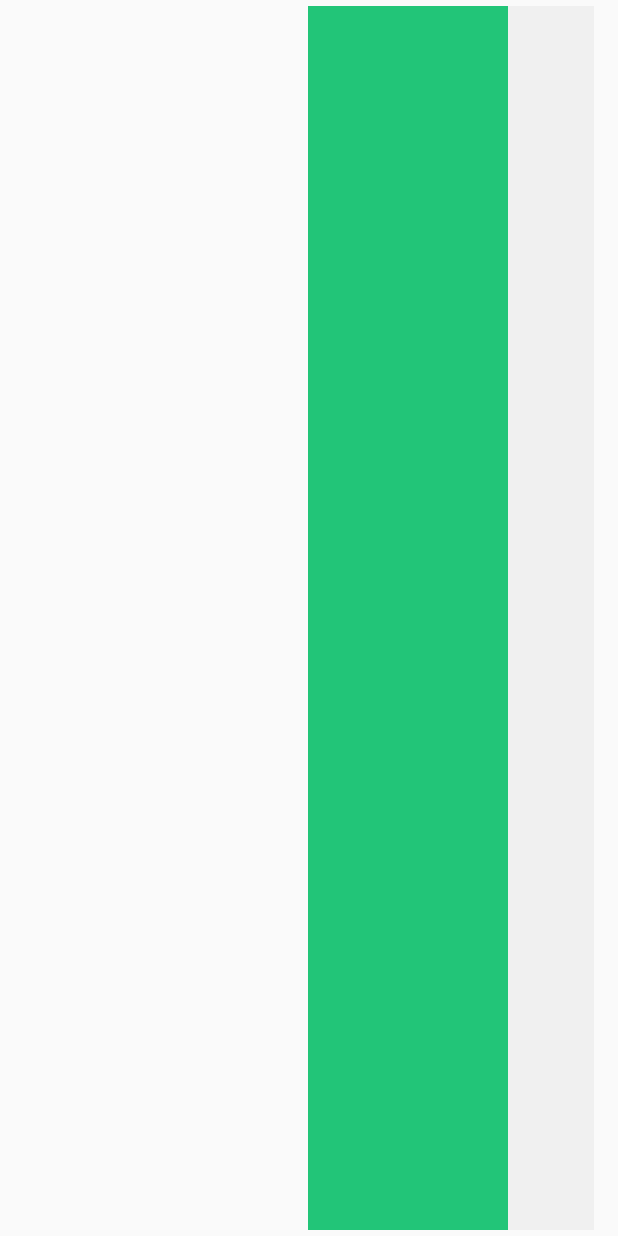
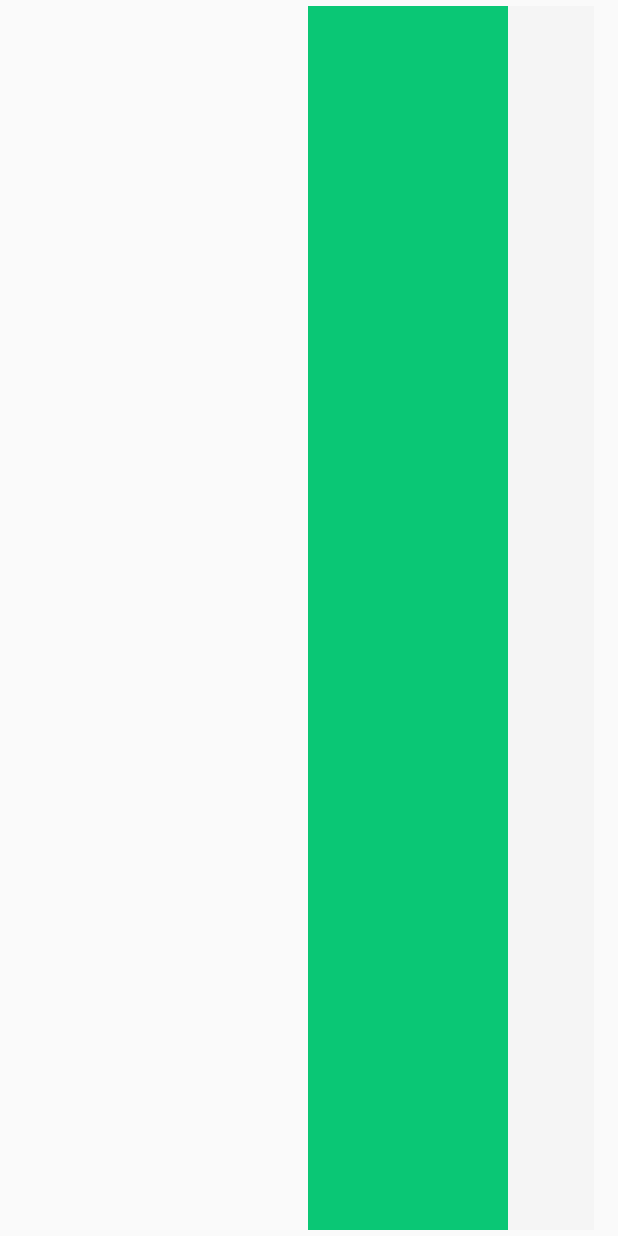
Before and after one commit to beomyongchoi/FT1, an Android app: the layout card_schedule_list_item.xml on its own in the app's theme, with its tools: preview values and no code run, on a phone screen of 412 x 824 dp. Run offline under Robolectric (Android 15) with nearby library versions, the phone set to English and light mode, and no system bars.

Commit message:
Adapt Custom Fonts

```diff
--- a/app/build.gradle
+++ b/app/build.gradle
@@ -22,5 +22,6 @@ android {
 dependencies {
     compile fileTree(dir: 'libs', include: ['*.jar'])
     testCompile 'junit:junit:4.12'
+    compile 'com.tsengvn:Typekit:1.0.0'
     compile 'com.android.support:appcompat-v7:23.4.0'
 }
--- a/app/src/main/AndroidManifest.xml
+++ b/app/src/main/AndroidManifest.xml
@@ -7,7 +7,8 @@
         android:icon="@mipmap/ic_launcher"
         android:label="@string/app_name"
         android:supportsRtl="true"
-        android:theme="@style/AppTheme">
+        android:theme="@style/AppTheme"
+        android:name=".CustomStartApp">
         <activity android:name=".MainActivity">
             <intent-filter>
                 <action android:name="android.intent.action.MAIN" />
--- a/app/src/main/res/layout/actionbar_layout.xml
+++ b/app/src/main/res/layout/actionbar_layout.xml
@@ -1,8 +1,9 @@
 <?xml version="1.0" encoding="utf-8"?>
-<LinearLayout xmlns:android="http://schemas.android.com/apk/res/android"
+<LinearLayout
+    xmlns:android="http://schemas.android.com/apk/res/android"
     android:layout_width="match_parent"
     android:layout_height="wrap_content"
-    android:orientation="vertical" >
+    android:orientation="vertical">
 
     <TextView
         android:layout_width="wrap_content"
--- a/app/src/main/res/values/colors.xml
+++ b/app/src/main/res/values/colors.xml
@@ -1,11 +1,11 @@
 <?xml version="1.0" encoding="utf-8"?>
 <resources>
-    <color name="colorPrimary">#22C578</color>
-    <color name="colorPrimaryDark">#22C578</color>
+    <color name="colorPrimary">#0AC775</color>
+    <color name="colorPrimaryDark">#0AC775</color>
     <color name="colorAccent">#FF4081</color>
 
     <color name="backGround">@color/defaultGray100</color>
-    <color name="defaultContents">#797979</color>
+    <color name="defaultContents">#666666</color>
 
     <color name="defaultWhite">#ffffff</color>
     <color name="defaultBlack">#000000</color>
@@ -16,7 +16,7 @@
     <color name="defaultGray600">#757575</color>
     <color name="defaultGray400">#BDBDBD</color>
     <color name="defaultGray200">#EEEEEE</color>
-    <color name="defaultGray100">#F0F0F0</color>
+    <color name="defaultGray100">#F5F5F5</color>
 
     <color name="defaultPink">#FF4081</color>
 
```
Also changed, not shown: app/src/main/java/kr/co/fintalk/fintalkone/BasicActivity.java (added, +31 -0 lines), app/src/main/java/kr/co/fintalk/fintalkone/CalculatorActivity.java (+1 -7 lines), app/src/main/java/kr/co/fintalk/fintalkone/CustomStartApp.java (added, +19 -0 lines), app/src/main/java/kr/co/fintalk/fintalkone/MainActivity.java (+1 -7 lines), settings.gradle (line endings or trailing spaces).
